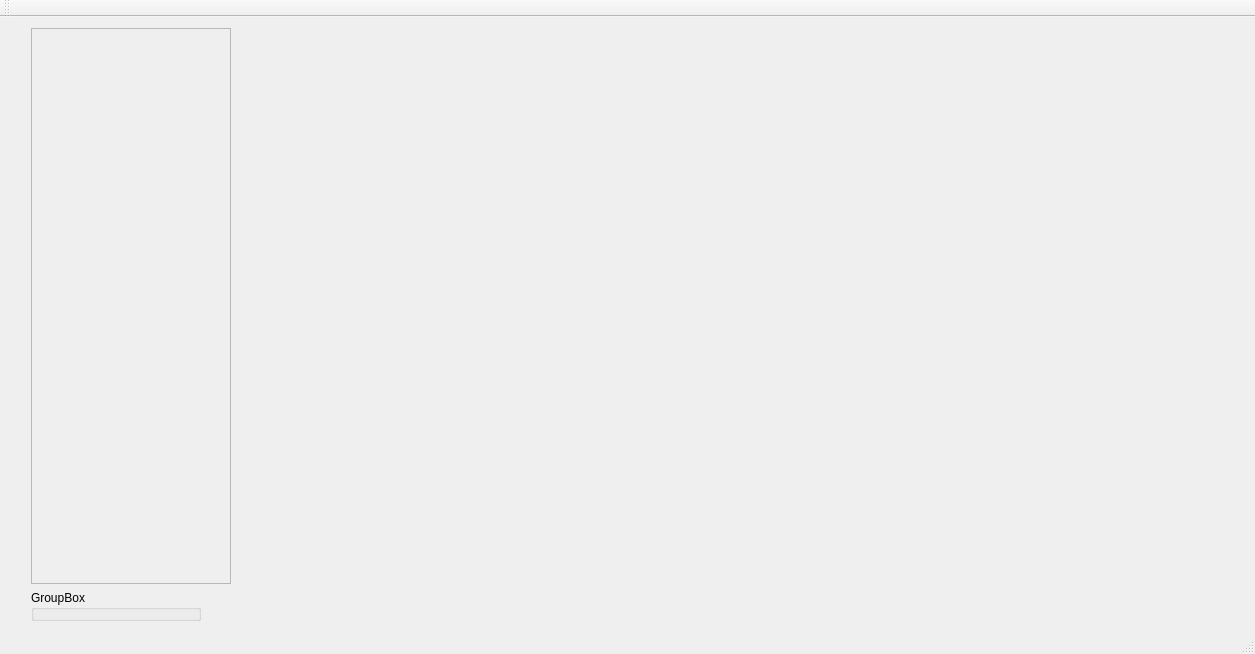
Before: the Qt Designer form src/mainwindow.ui in ahadsuleymanli/lte-scanner_gui, drawn with Qt 5.
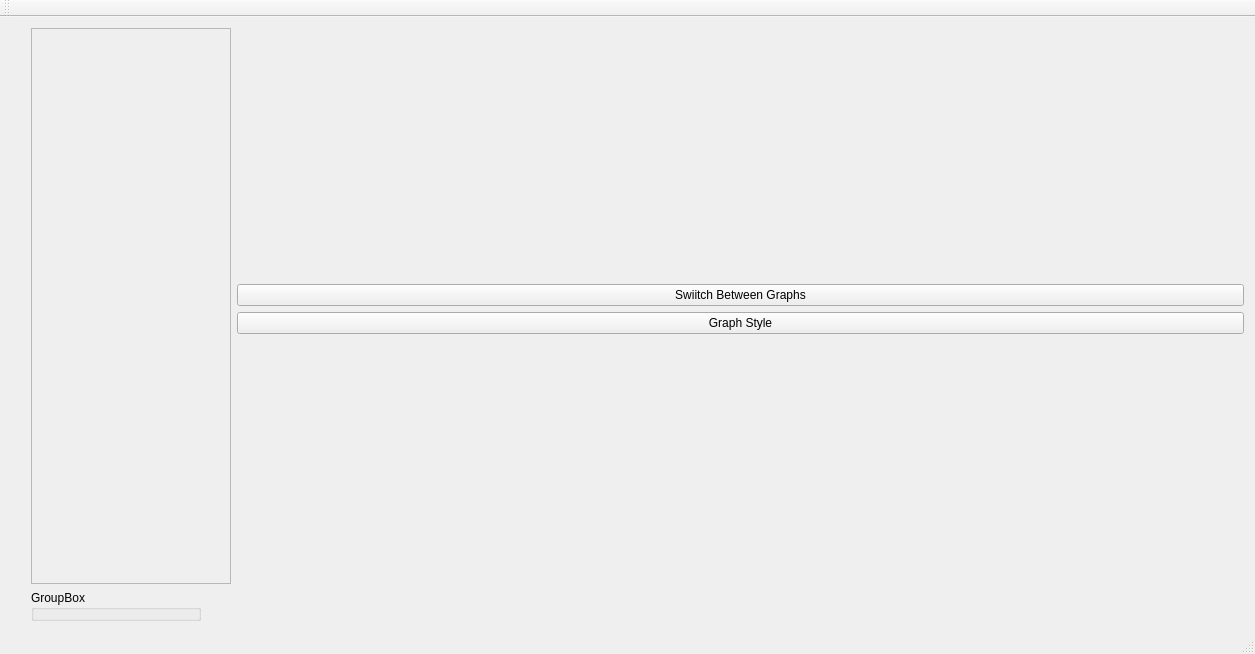
After: the same form once the commit is applied. Custom widgets are drawn as their Qt base class.

Patch:
```diff
--- a/src/mainwindow.ui
+++ b/src/mainwindow.ui
@@ -115,6 +115,20 @@
           </property>
          </widget>
         </item>
+        <item>
+         <widget class="QPushButton" name="switchGraph">
+          <property name="text">
+           <string>Swiitch Between Graphs</string>
+          </property>
+         </widget>
+        </item>
+        <item>
+         <widget class="QPushButton" name="graphStyleBtn">
+          <property name="text">
+           <string>Graph Style</string>
+          </property>
+         </widget>
+        </item>
         <item>
          <spacer name="verticalSpacer">
           <property name="orientation">
```
